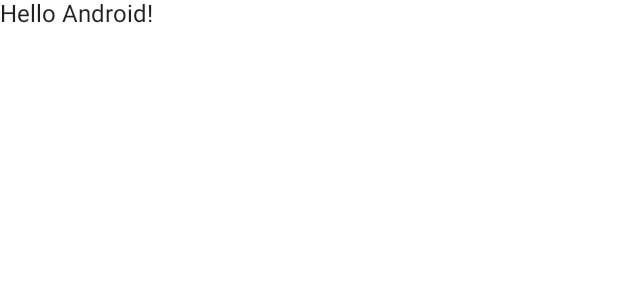
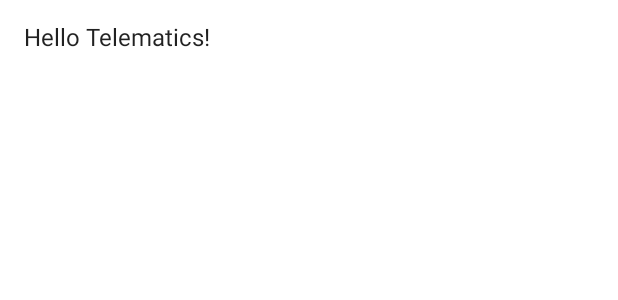
Before and after one commit to jjegarcia/telematics_engine, an Android app built with Jetpack Compose: the @Preview function DefaultPreview, on a phone screen of 412 x 824 dp. Shown: the top 300 px of the screen. Run offline under Robolectric (Android 15) with nearby library versions, the phone set to English and light mode, and no system bars.

Commit message:
added 2 greeting components

```diff
--- a/app/src/main/java/com/example/telematics_engine/MainActivity.kt
+++ b/app/src/main/java/com/example/telematics_engine/MainActivity.kt
@@ -3,38 +3,63 @@ package com.example.telematics_engine
 import android.os.Bundle
 import androidx.activity.ComponentActivity
 import androidx.activity.compose.setContent
+import androidx.compose.foundation.layout.Column
 import androidx.compose.foundation.layout.fillMaxSize
+import androidx.compose.foundation.layout.padding
+import androidx.compose.material.Divider
 import androidx.compose.material.MaterialTheme
 import androidx.compose.material.Surface
 import androidx.compose.material.Text
 import androidx.compose.runtime.Composable
 import androidx.compose.ui.Modifier
 import androidx.compose.ui.tooling.preview.Preview
+import androidx.compose.ui.unit.dp
 import com.example.telematics_engine.ui.theme.Telematics_engineTheme
 
 class MainActivity : ComponentActivity() {
     override fun onCreate(savedInstanceState: Bundle?) {
         super.onCreate(savedInstanceState)
         setContent {
-            Telematics_engineTheme {
-                // A surface container using the 'background' color from the theme
-                Surface(modifier = Modifier.fillMaxSize(), color = MaterialTheme.colors.background) {
-                    Greeting("Android")
-                }
+            MyApp() {
+                DisplayScreenContent()
+//                Greeting(name = "Telematics")
             }
         }
     }
 }
 
 @Composable
+private fun MyApp(content: @Composable () -> Unit) {
+    Telematics_engineTheme {
+        // A surface container using the 'background' color from the theme
+        Surface(modifier = Modifier.fillMaxSize(), color = MaterialTheme.colors.background) {
+            content()
+        }
+    }
+}
+
+@Composable
 fun Greeting(name: String) {
-    Text(text = "Hello $name!")
+    Text(
+        text = "Hello $name!",
+        modifier = Modifier.padding(16.dp)
+    )
+}
+
+@Composable
+fun DisplayScreenContent() {
+    Column {
+        Greeting(name = "Android")
+        Divider()
+        Greeting(name = "Telematics")
+    }
 }
 
 @Preview(showBackground = true)
 @Composable
 fun DefaultPreview() {
-    Telematics_engineTheme {
-        Greeting("Android")
+    MyApp {
+//        DisplayScreenContent()
+        Greeting(name = "Telematics")
     }
 }
```
